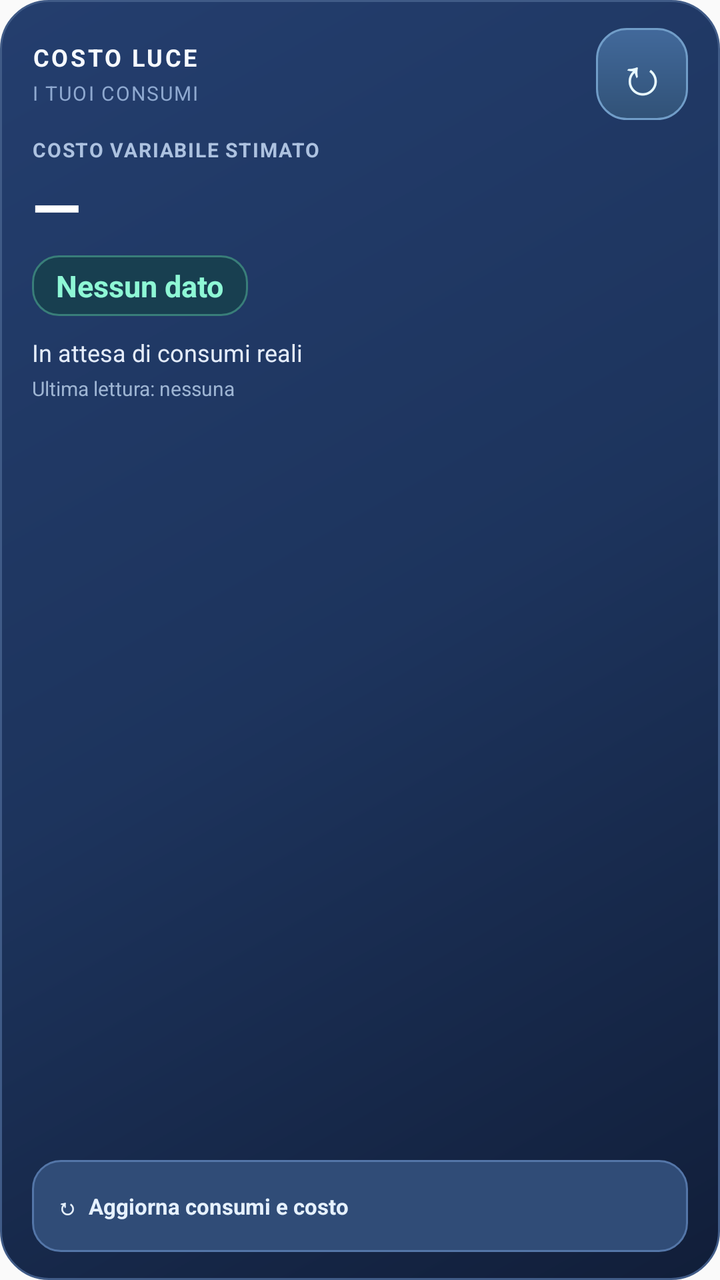
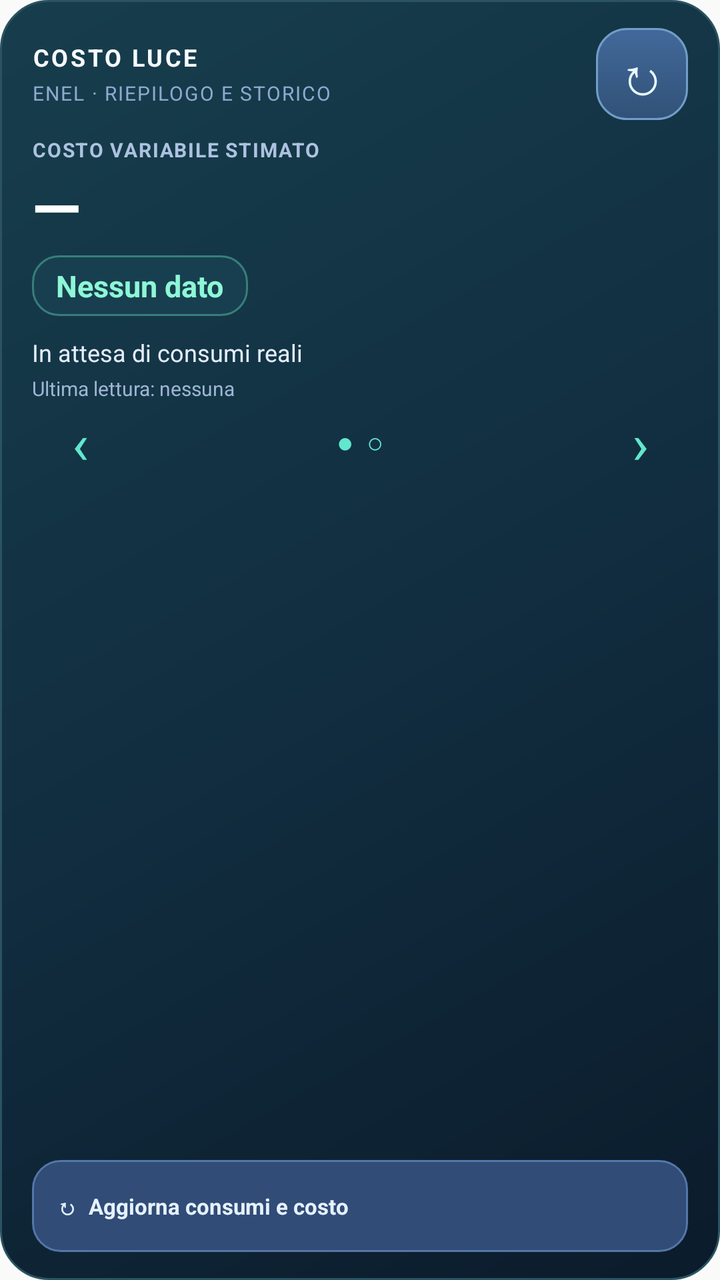

Two renders of the same Android screen: before a commit and after it. Below are the layout's source before the change and the commit's diff.
<!-- AndroidManifest.xml: application theme android:Theme.Material.Light.NoActionBar -->
<!-- res/layout/costoluce_widget.xml -->
<?xml version="1.0" encoding="utf-8"?>
<LinearLayout xmlns:android="http://schemas.android.com/apk/res/android"
    android:id="@+id/widget_root"
    android:layout_width="match_parent"
    android:layout_height="match_parent"
    android:orientation="vertical"
    android:gravity="top"
    android:background="@drawable/costoluce_widget_bg"
    android:paddingLeft="16dp"
    android:paddingRight="16dp"
    android:paddingTop="14dp"
    android:paddingBottom="14dp">

    <LinearLayout
        android:layout_width="match_parent"
        android:layout_height="wrap_content"
        android:orientation="horizontal"
        android:gravity="center_vertical">
        <LinearLayout
            android:layout_width="0dp"
            android:layout_weight="1"
            android:layout_height="wrap_content"
            android:orientation="vertical">
            <TextView
                android:id="@+id/widget_brand"
                android:layout_width="match_parent"
                android:layout_height="wrap_content"
                android:text="COSTO LUCE"
                android:textColor="#F6FAFF"
                android:textStyle="bold"
                android:letterSpacing="0.10"
                android:textSize="12sp"
                android:maxLines="1"/>
            <TextView
                android:layout_width="match_parent"
                android:layout_height="wrap_content"
                android:layout_marginTop="3dp"
                android:text="I TUOI CONSUMI"
                android:textColor="#8FA9D0"
                android:letterSpacing="0.07"
                android:textSize="10sp"
                android:maxLines="1"/>
        </LinearLayout>
        <TextView
            android:id="@+id/widget_refresh"
            android:layout_width="46dp"
            android:layout_height="46dp"
            android:layout_marginLeft="8dp"
            android:background="@drawable/costoluce_widget_refresh_bg"
            android:gravity="center"
            android:text="↻"
            android:textSize="26sp"
            android:textColor="#E9FAFF"
            android:contentDescription="Aggiorna i consumi Enel in background"
            android:clickable="true"
            android:focusable="true" />
    </LinearLayout>

    <TextView
        android:layout_width="match_parent"
        android:layout_height="wrap_content"
        android:layout_marginTop="8dp"
        android:text="COSTO VARIABILE STIMATO"
        android:letterSpacing="0.06"
        android:textColor="#ADC2E0"
        android:textStyle="bold"
        android:textSize="10sp"
        android:maxLines="1" />

    <TextView
        android:id="@+id/widget_euro"
        android:layout_width="match_parent"
        android:layout_height="wrap_content"
        android:text="—"
        android:textColor="#FFFFFF"
        android:textStyle="bold"
        android:textSize="32sp"
        android:fontFamily="sans"
        android:maxLines="1"
        android:ellipsize="end" />

    <TextView
        android:id="@+id/widget_kwh"
        android:layout_width="wrap_content"
        android:layout_height="wrap_content"
        android:layout_marginTop="3dp"
        android:background="@drawable/costoluce_widget_kwh_bg"
        android:paddingLeft="12dp"
        android:paddingRight="12dp"
        android:paddingTop="5dp"
        android:paddingBottom="5dp"
        android:text="Nessun dato"
        android:textColor="#8EF7D5"
        android:textStyle="bold"
        android:textSize="15sp"
        android:maxLines="1"
        android:ellipsize="end" />

    <TextView
        android:id="@+id/widget_period"
        android:layout_width="match_parent"
        android:layout_height="wrap_content"
        android:layout_marginTop="10dp"
        android:text="In attesa di consumi reali"
        android:textColor="#E4ECFA"
        android:textSize="12sp"
        android:maxLines="1"
        android:ellipsize="end" />

    <TextView
        android:id="@+id/widget_updated"
        android:layout_width="match_parent"
        android:layout_height="wrap_content"
        android:layout_marginTop="3dp"
        android:text="Ultima lettura: nessuna"
        android:textColor="#9EB5D3"
        android:textSize="10sp"
        android:maxLines="1"
        android:ellipsize="end" />

    
    <LinearLayout
        android:layout_width="match_parent"
        android:layout_height="0dp"
        android:layout_weight="1"
        android:orientation="vertical" />

    <TextView
        android:id="@+id/widget_status"
        android:layout_width="match_parent"
        android:layout_height="46dp"
        android:layout_marginTop="9dp"
        android:background="@drawable/costoluce_widget_status_bg"
        android:paddingLeft="12dp"
        android:paddingRight="10dp"
        android:gravity="center_vertical"
        android:clickable="true"
        android:focusable="true"
        android:contentDescription="Aggiorna consumi e costi senza aprire l'app"
        android:text="↻  Aggiorna consumi e costo"
        android:textColor="#E6F1FE"
        android:textStyle="bold"
        android:textSize="11sp"
        android:maxLines="2"
        android:ellipsize="end" />

</LinearLayout>
<!-- resources referenced by this layout -->
<resources>
  <!-- drawable costoluce_widget_bg (drawable) -->
  <?xml version="1.0" encoding="utf-8"?>
  <shape xmlns:android="http://schemas.android.com/apk/res/android" android:shape="rectangle">
      <gradient android:angle="135" android:startColor="#111E39" android:centerColor="#1D345D" android:endColor="#243E6E"/>
      <corners android:radius="24dp"/>
      <stroke android:width="1dp" android:color="#405B87"/>
  </shape>
  <!-- drawable costoluce_widget_kwh_bg (drawable) -->
  <?xml version="1.0" encoding="utf-8"?>
  <shape xmlns:android="http://schemas.android.com/apk/res/android" android:shape="rectangle">
      <solid android:color="#183F50"/>
      <corners android:radius="13dp"/>
      <stroke android:width="1dp" android:color="#397E79"/>
  </shape>
  <!-- drawable costoluce_widget_refresh_bg (drawable) -->
  <?xml version="1.0" encoding="utf-8"?>
  <shape xmlns:android="http://schemas.android.com/apk/res/android" android:shape="rectangle">
      <gradient android:angle="270" android:startColor="#42699B" android:endColor="#315277"/>
      <corners android:radius="15dp"/>
      <stroke android:width="1dp" android:color="#719DC8"/>
  </shape>
  <!-- drawable costoluce_widget_status_bg (drawable) -->
  <?xml version="1.0" encoding="utf-8"?>
  <shape xmlns:android="http://schemas.android.com/apk/res/android" android:shape="rectangle">
      <solid android:color="#304C77"/>
      <corners android:radius="14dp"/>
      <stroke android:width="1dp" android:color="#5476A8"/>
  </shape>
</resources>

<!-- the commit's change to res/layout/costoluce_widget.xml (unified diff, before → after) -->
@@ -35,13 +35,13 @@
                 android:layout_width="match_parent"
                 android:layout_height="wrap_content"
                 android:layout_marginTop="3dp"
-                android:text="I TUOI CONSUMI"
+                android:text="ENEL · RIEPILOGO E STORICO"
                 android:textColor="#8FA9D0"
                 android:letterSpacing="0.07"
                 android:textSize="10sp"
                 android:maxLines="1"/>
         </LinearLayout>
-        <TextView
+    <TextView
             android:id="@+id/widget_refresh"
             android:layout_width="46dp"
             android:layout_height="46dp"
@@ -56,10 +56,12 @@
             android:focusable="true" />
     </LinearLayout>
 
+        <LinearLayout android:id="@+id/widget_summary" android:layout_width="match_parent" android:layout_height="wrap_content" android:orientation="vertical">
     <TextView
         android:layout_width="match_parent"
         android:layout_height="wrap_content"
         android:layout_marginTop="8dp"
+        android:id="@+id/widget_caption"
         android:text="COSTO VARIABILE STIMATO"
         android:letterSpacing="0.06"
         android:textColor="#ADC2E0"
@@ -118,6 +120,13 @@
         android:maxLines="1"
         android:ellipsize="end" />
 
+    </LinearLayout>
+    <ImageView android:id="@+id/widget_chart" android:layout_width="match_parent" android:layout_height="0dp" android:layout_weight="1" android:visibility="gone" android:scaleType="fitCenter" android:contentDescription="Storico mensile Enel" />
+    <LinearLayout android:layout_width="match_parent" android:layout_height="40dp" android:orientation="horizontal" android:gravity="center">
+        <TextView android:id="@+id/widget_prev" android:layout_width="48dp" android:layout_height="match_parent" android:text="‹" android:textSize="28sp" android:textColor="#63E6CE" android:gravity="center" android:contentDescription="Cambia pagina" />
+        <TextView android:id="@+id/widget_dots" android:layout_width="0dp" android:layout_weight="1" android:layout_height="match_parent" android:text="●  ○" android:textColor="#63E6CE" android:gravity="center" android:contentDescription="Cambia pagina del widget" />
+        <TextView android:id="@+id/widget_next" android:layout_width="48dp" android:layout_height="match_parent" android:text="›" android:textSize="28sp" android:textColor="#63E6CE" android:gravity="center" android:contentDescription="Cambia pagina" />
+    </LinearLayout>
     
     <LinearLayout
         android:layout_width="match_parent"
<!-- resource entries referenced after the edit -->
@@ -3,9 +3,9 @@
   <!-- drawable costoluce_widget_bg (drawable) -->
   <?xml version="1.0" encoding="utf-8"?>
   <shape xmlns:android="http://schemas.android.com/apk/res/android" android:shape="rectangle">
-      <gradient android:angle="135" android:startColor="#111E39" android:centerColor="#1D345D" android:endColor="#243E6E"/>
+      <gradient android:angle="135" android:startColor="#0B1B2B" android:centerColor="#112E40" android:endColor="#173E4D"/>
       <corners android:radius="24dp"/>
-      <stroke android:width="1dp" android:color="#405B87"/>
+      <stroke android:width="1dp" android:color="#2B5362"/>
   </shape>
   <!-- drawable costoluce_widget_kwh_bg (drawable) -->
   <?xml version="1.0" encoding="utf-8"?>
